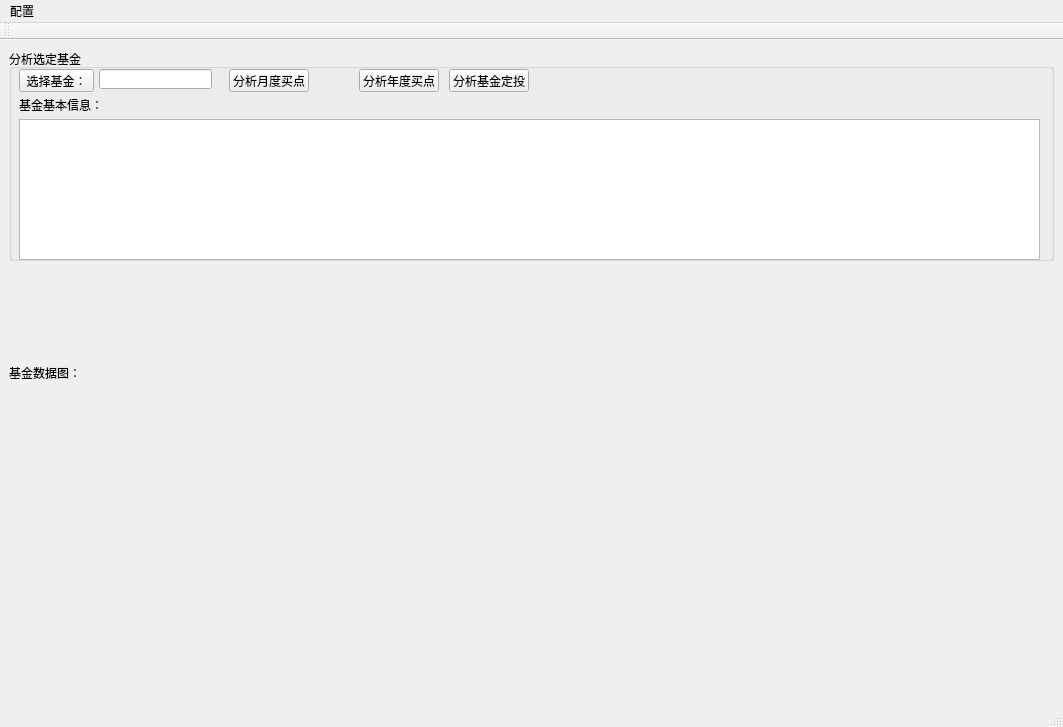
First picture: the form in AnalyseFounds/AnalyseFounds.ui, repository memsploitable/pyFinanceTool, before the edit.
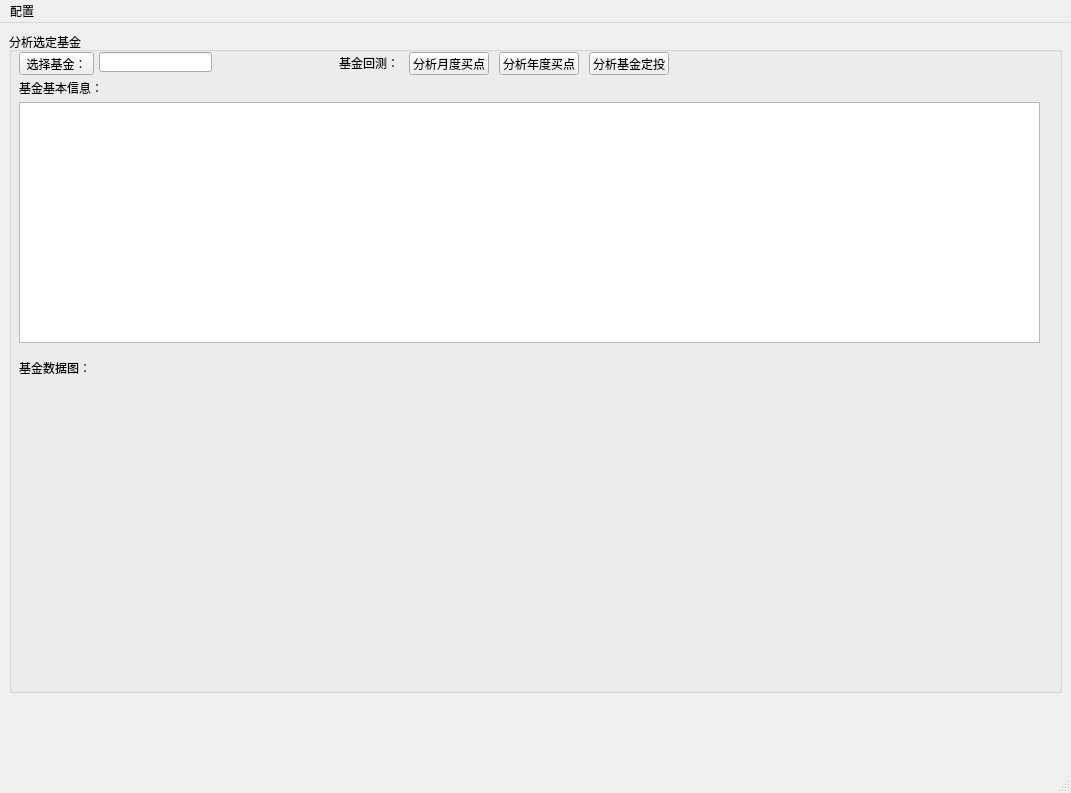
Second picture: the form after the edit. Custom widgets are drawn as their Qt base class.

```diff
--- a/AnalyseFounds/AnalyseFounds.ui
+++ b/AnalyseFounds/AnalyseFounds.ui
@@ -6,20 +6,35 @@
    <rect>
     <x>0</x>
     <y>0</y>
-    <width>1063</width>
-    <height>727</height>
+       <width>1071</width>
+       <height>793</height>
    </rect>
   </property>
   <property name="windowTitle">
    <string>MainWindow</string>
   </property>
   <widget class="QWidget" name="centralWidget">
-   <layout class="QVBoxLayout" name="verticalLayout">
-    <item>
      <widget class="QGroupBox" name="groupBox">
+          <property name="enabled">
+              <bool>true</bool>
+          </property>
+          <property name="geometry">
+              <rect>
+                  <x>9</x>
+                  <y>9</y>
+                  <width>1053</width>
+                  <height>661</height>
+              </rect>
+          </property>
       <property name="title">
        <string>分析选定基金</string>
       </property>
+          <property name="flat">
+              <bool>false</bool>
+          </property>
+          <property name="checkable">
+              <bool>false</bool>
+          </property>
       <widget class="QLabel" name="label">
        <property name="geometry">
         <rect>
@@ -59,7 +74,7 @@
       <widget class="QPushButton" name="pushButton">
        <property name="geometry">
         <rect>
-         <x>220</x>
+                      <x>400</x>
          <y>20</y>
          <width>80</width>
          <height>23</height>
@@ -72,7 +87,7 @@
       <widget class="QPushButton" name="pushButton_2">
        <property name="geometry">
         <rect>
-         <x>350</x>
+                      <x>490</x>
          <y>20</y>
          <width>80</width>
          <height>23</height>
@@ -85,7 +100,7 @@
       <widget class="QPushButton" name="pushButton_3">
        <property name="geometry">
         <rect>
-         <x>440</x>
+                      <x>580</x>
          <y>20</y>
          <width>80</width>
          <height>23</height>
@@ -101,41 +116,54 @@
          <x>10</x>
          <y>70</y>
          <width>1021</width>
-         <height>141</height>
+                      <height>241</height>
         </rect>
        </property>
       </widget>
-     </widget>
-    </item>
-    <item>
+          <widget class="FoundDataWidget" name="foundDataWidget" native="true">
+              <property name="geometry">
+                  <rect>
+                      <x>10</x>
+                      <y>350</y>
+                      <width>1011</width>
+                      <height>301</height>
+                  </rect>
+              </property>
+          </widget>
      <widget class="QLabel" name="label_2">
+              <property name="geometry">
+                  <rect>
+                      <x>10</x>
+                      <y>330</y>
+                      <width>72</width>
+                      <height>12</height>
+                  </rect>
+              </property>
       <property name="text">
        <string>基金数据图：</string>
       </property>
      </widget>
-    </item>
-    <item>
-     <widget class="QWidget" name="showFoundDataWidget" native="true"/>
-    </item>
-   </layout>
-  </widget>
-  <widget class="QToolBar" name="toolBar">
-   <property name="windowTitle">
-    <string>toolBar</string>
-   </property>
-   <attribute name="toolBarArea">
-    <enum>TopToolBarArea</enum>
-   </attribute>
-   <attribute name="toolBarBreak">
-    <bool>false</bool>
-   </attribute>
+          <widget class="QLabel" name="label_3">
+              <property name="geometry">
+                  <rect>
+                      <x>330</x>
+                      <y>25</y>
+                      <width>60</width>
+                      <height>12</height>
+                  </rect>
+              </property>
+              <property name="text">
+                  <string>基金回测：</string>
+              </property>
+          </widget>
+      </widget>
   </widget>
   <widget class="QMenuBar" name="menuBar">
    <property name="geometry">
     <rect>
      <x>0</x>
      <y>0</y>
-     <width>1063</width>
+        <width>1071</width>
      <height>23</height>
     </rect>
    </property>
@@ -160,6 +188,14 @@
    </property>
   </action>
  </widget>
+    <customwidgets>
+        <customwidget>
+            <class>FoundDataWidget</class>
+            <extends>QWidget</extends>
+            <header location="global">foundDataWidget</header>
+            <container>1</container>
+        </customwidget>
+    </customwidgets>
  <resources/>
  <connections/>
 </ui>
```
Left out of the diff: 6 changed lines with no effect on the pictures. Lines whose indentation alone changed are shown as unchanged.
